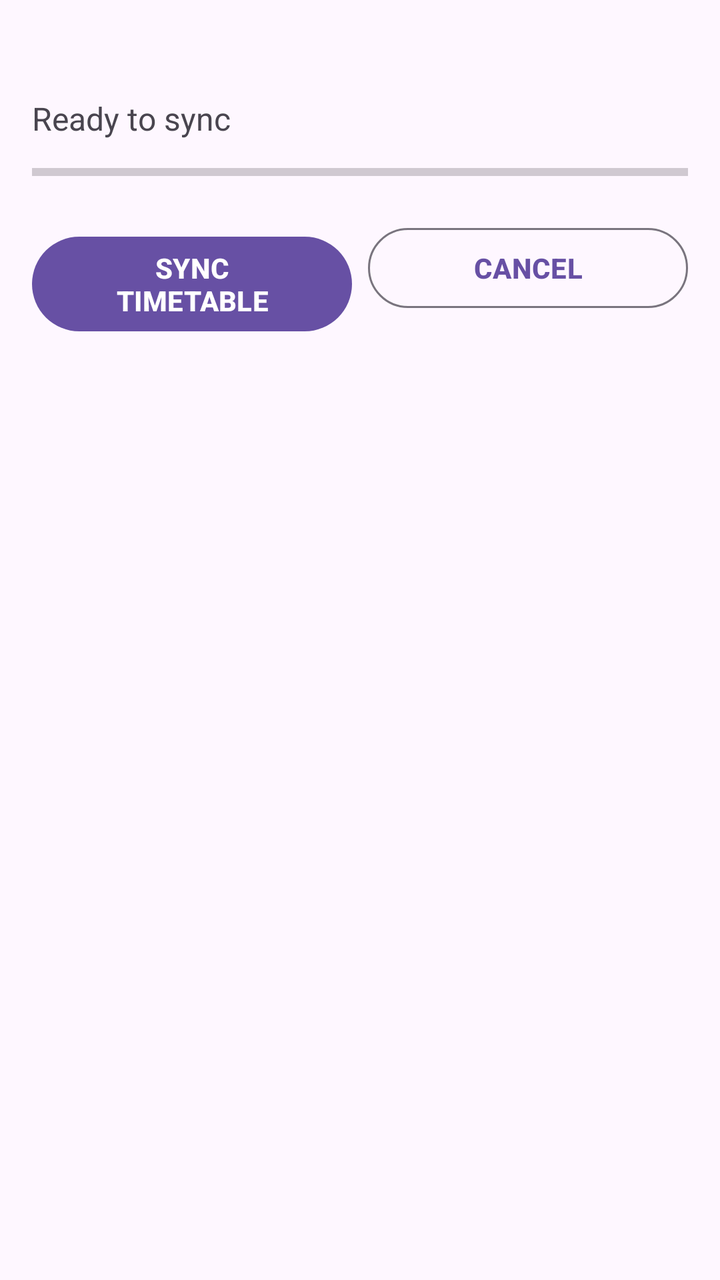
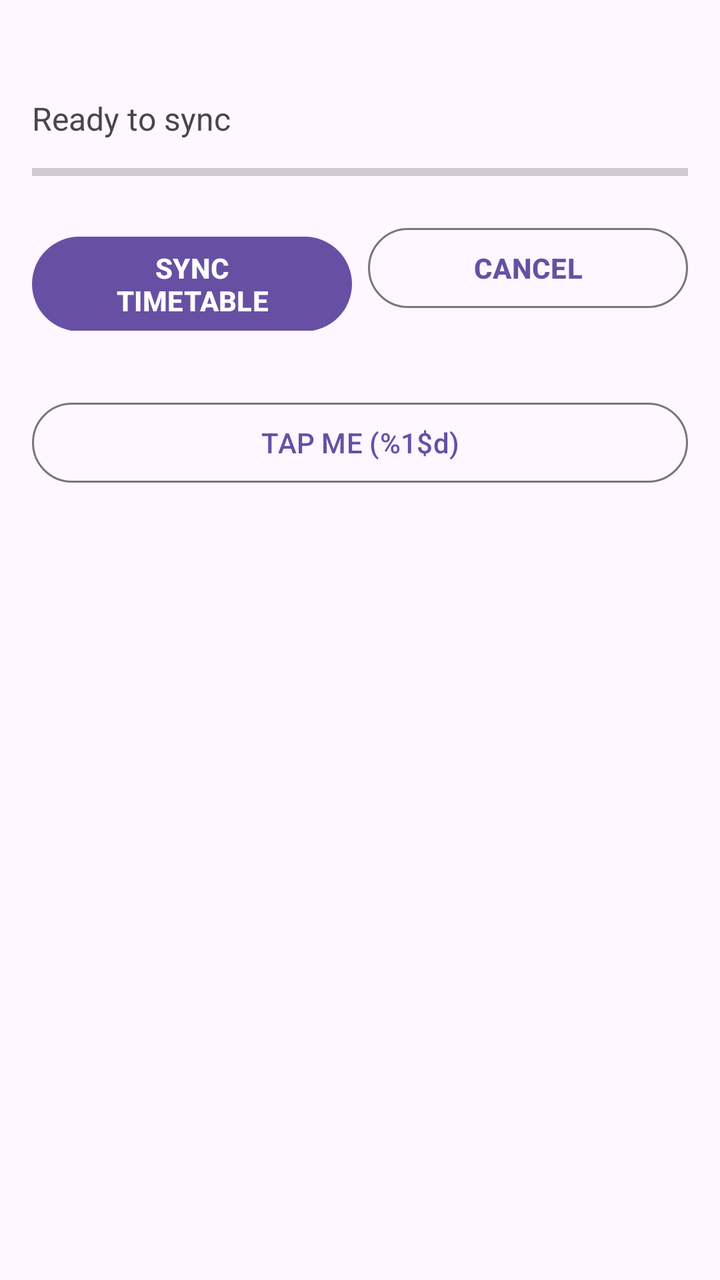

Screens rendered from an Android XML layout before and after an edit, with the pre-edit source and the edit as a unified diff.
<!-- AndroidManifest.xml: application theme Theme.UPTStudentHub -->
<!-- res/layout/activity_timetable.xml -->
<?xml version="1.0" encoding="utf-8"?>
<LinearLayout xmlns:android="http://schemas.android.com/apk/res/android"
    xmlns:tools="http://schemas.android.com/tools"
    android:layout_width="match_parent"
    android:layout_height="match_parent"
    android:orientation="vertical"
    android:padding="@dimen/spacing_medium"
    tools:context=".TimetableActivity">

    <TextView
        android:id="@+id/textTitle"
        android:layout_width="match_parent"
        android:layout_height="wrap_content"
        android:textSize="@dimen/text_title"
        android:textStyle="bold" />

    <TextView
        android:id="@+id/textStatus"
        android:layout_width="match_parent"
        android:layout_height="wrap_content"
        android:text="@string/status_idle"
        android:textSize="@dimen/text_body"
        android:layout_marginBottom="@dimen/spacing_small" />

    <ProgressBar
        android:id="@+id/progressSync"
        style="?android:attr/progressBarStyleHorizontal"
        android:layout_width="match_parent"
        android:layout_height="wrap_content"
        android:max="100"
        android:progress="0"
        android:contentDescription="@string/cd_progress"
        android:layout_marginBottom="@dimen/spacing_medium" />

    <LinearLayout
        android:layout_width="match_parent"
        android:layout_height="match_parent"
        android:orientation="horizontal"
        android:layout_marginBottom="@dimen/spacing_medium">

        <Button
            android:id="@+id/buttonSync"
            android:layout_width="0dp"
            android:layout_height="wrap_content"
            android:layout_weight="1"
            android:layout_marginEnd="@dimen/spacing_small"
            android:minHeight="@dimen/touch_target"
            android:text="@string/btn_sync"
            android:textStyle="bold"/>

        <Button
            android:id="@+id/buttonCancel"
            style="@style/Widget.Material3.Button.OutlinedButton"
            android:layout_width="0dp"
            android:layout_height="wrap_content"
            android:layout_weight="1"
            android:minHeight="@dimen/touch_target"
            android:text="@string/btn_cancel"
            android:textStyle="bold"/>

    </LinearLayout>

    <Button
        android:id="@+id/buttonTap"
        style="@style/Widget.Material3.Button.OutlinedButton"
        android:layout_width="match_parent"
        android:layout_height="wrap_content"
        android:minHeight="@dimen/touch_target"
        android:layout_marginTop="@dimen/spacing_medium"
        android:enabled="false"
        android:text="@string/tap_me" />

    <ScrollView
        android:layout_width="match_parent"
        android:layout_height="0dp"
        android:layout_weight="1"
        android:layout_marginTop="@dimen/spacing_medium">

        <LinearLayout
            android:id="@+id/listLessons"
            android:layout_width="match_parent"
            android:layout_height="wrap_content"
            android:orientation="vertical"
            android:divider="@drawable/divider"
            android:showDividers="middle">
        </LinearLayout>

    </ScrollView>

</LinearLayout>
<!-- resources referenced by this layout -->
<resources>
  <dimen name="spacing_medium">16dp</dimen>
  <dimen name="spacing_small">8dp</dimen>
  <dimen name="text_body">16sp</dimen>
  <dimen name="text_title">24sp</dimen>
  <dimen name="touch_target">48dp</dimen>
  <!-- drawable divider (drawable) -->
  <?xml version="1.0" encoding="utf-8"?>
  <shape xmlns:android="http://schemas.android.com/apk/res/android"
      android:shape="rectangle">
      <size android:height="1dp" />
      <solid android:color="@color/divider" />
  </shape>
  <string name="btn_cancel">CANCEL</string>
  <string name="btn_sync">SYNC TIMETABLE</string>
  <string name="cd_progress">Synchronisation progress</string>
  <string name="status_idle">Ready to sync</string>
  <string name="tap_me">TAP ME (%1$d)</string>
  <style name="Theme.UPTStudentHub" parent="Base.Theme.UPTStudentHub" />
  <color name="divider">#33808080</color>
  <style name="Base.Theme.UPTStudentHub" parent="Theme.Material3.DayNight.NoActionBar">
          
          
      </style>
</resources>

<!-- the commit's change to res/layout/activity_timetable.xml (unified diff, before → after) -->
@@ -34,7 +34,7 @@
 
     <LinearLayout
         android:layout_width="match_parent"
-        android:layout_height="match_parent"
+        android:layout_height="wrap_content"
         android:orientation="horizontal"
         android:layout_marginBottom="@dimen/spacing_medium">
 
@@ -67,7 +67,6 @@
         android:layout_height="wrap_content"
         android:minHeight="@dimen/touch_target"
         android:layout_marginTop="@dimen/spacing_medium"
-        android:enabled="false"
         android:text="@string/tap_me" />
 
     <ScrollView
